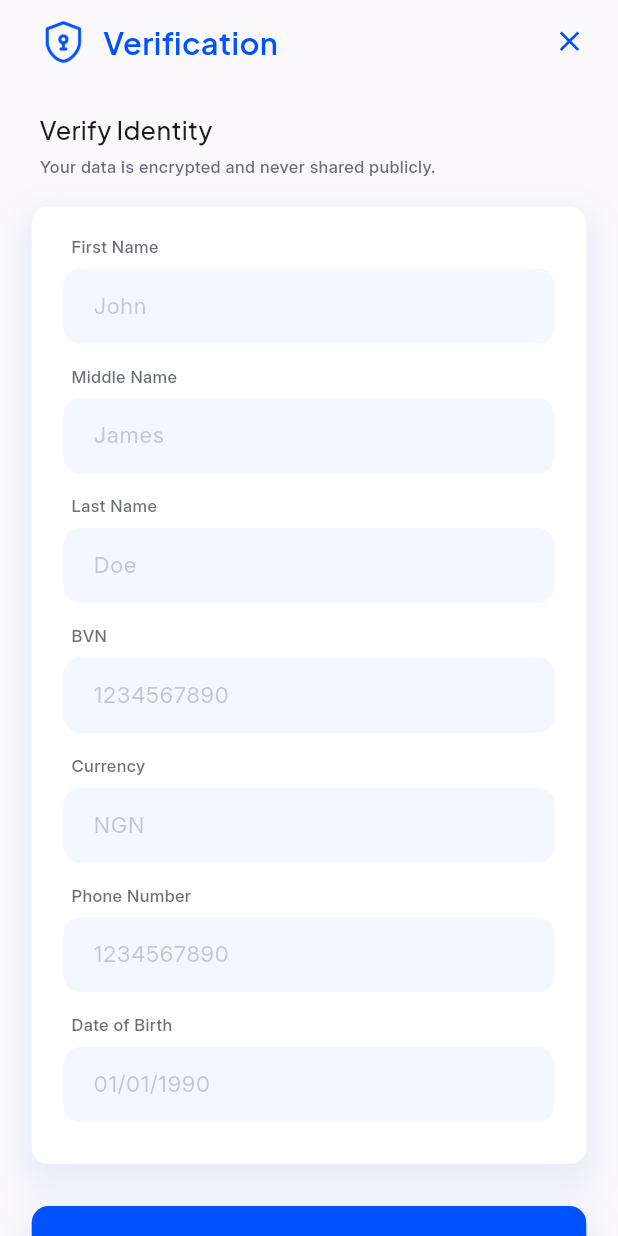
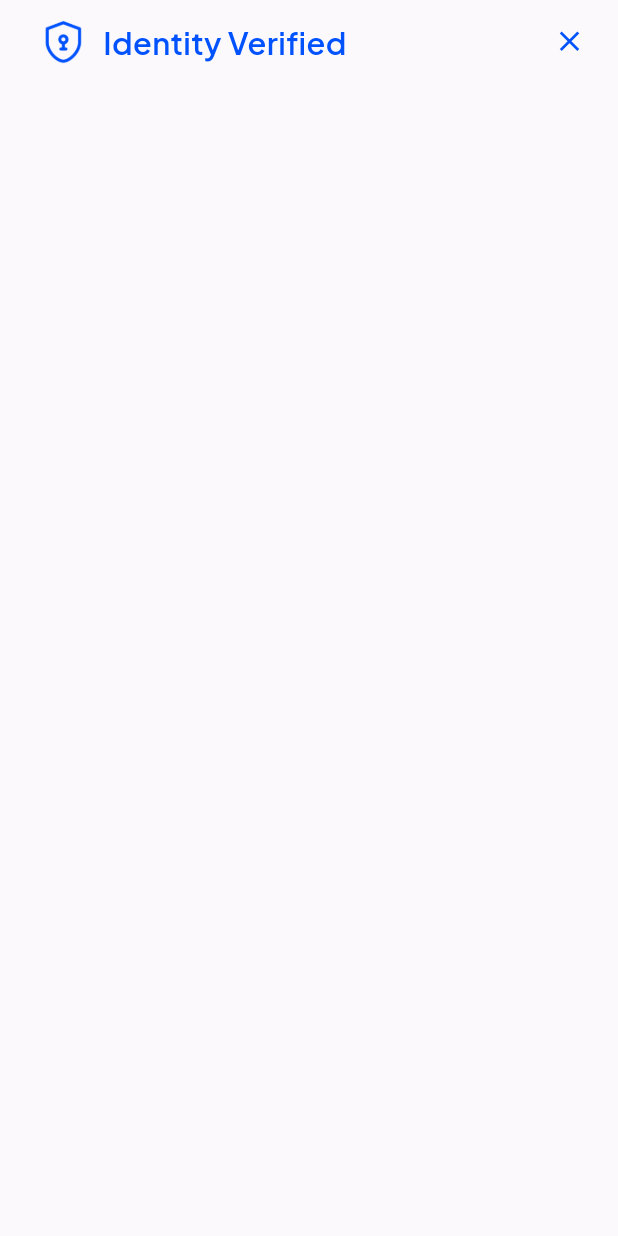
Before and after one commit to maverick0x/toropass, a Flutter app: the VerificationScreen screen opened by its route, after a tap on "Verify", on a phone screen of 412 x 824 dp. Run offline on Flutter 3.47's test engine with Material 3 defaults, Android fonts, the phone set to English and light mode, and no system bars; our stand-ins replace device_info_plus, dio, equatable, flutter_dotenv, flutter_riverpod, flutter_screenutil and 9 more; missing offline and left inert: freerasp, local_auth_android, local_auth_darwin, screen_protector; accounts and stored records are empty; generated files the repository leaves out were written again.

Commit message:
feat: Add permission and success screens with routing integration

```diff
--- a/apps/toropass_wallet/lib/core/config/router/routes.dart
+++ b/apps/toropass_wallet/lib/core/config/router/routes.dart
@@ -5,7 +5,9 @@ class AppRoutes {
   static const String SIGNIN_SCREEN = '/signin';
 
   static const String HOME_SCREEN = '/home';
+  static const String SUCCESS_SCREEN = '/success';
   static const String CONNECTION_SCREEN = '/connection';
+  static const String PERMISSION_SCREEN = '/permission';
   static const String VERIFICATION_SCREEN = '/verification';
 
   static const String SETTINGS_SCREEN = '/settings';
--- /dev/null
+++ b/apps/toropass_wallet/lib/features/home/presentation/screens/success.dart
@@ -0,0 +1,26 @@
+import 'package:flutter/material.dart';
+import 'package:flutter_riverpod/flutter_riverpod.dart';
+
+import '../../../../shared/app_bar.dart';
+
+class SuccessScreen extends ConsumerStatefulWidget {
+  const SuccessScreen({super.key});
+
+  @override
+  ConsumerState<SuccessScreen> createState() => _SuccessScreenState();
+}
+
+class _SuccessScreenState extends ConsumerState<SuccessScreen> {
+  @override
+  Widget build(BuildContext context) {
+    return Scaffold(
+      body: SafeArea(
+        child: Column(
+          mainAxisSize: .min,
+          crossAxisAlignment: .start,
+          children: [TopBar(title: "Identity Verified")],
+        ),
+      ),
+    );
+  }
+}
--- a/apps/toropass_wallet/lib/features/home/presentation/screens/verification.dart
+++ b/apps/toropass_wallet/lib/features/home/presentation/screens/verification.dart
@@ -1,7 +1,9 @@
 import 'package:flutter/material.dart';
 import 'package:flutter/services.dart';
 import 'package:flutter_riverpod/flutter_riverpod.dart';
+import 'package:go_router/go_router.dart';
 
+import '../../../../core/config/router/routes.dart';
 import '../../../../core/config/themes/colors.dart';
 import '../../../../core/config/themes/dimens.dart';
 import '../../../../core/config/themes/styles.dart';
@@ -171,7 +173,11 @@ class _VerificationScreenState extends ConsumerState<VerificationScreen> {
                     padding: EdgeInsets.symmetric(
                       horizontal: AppDimens.horizontalPadding,
                     ),
-                    child: AppButton(text: "Verify", callback: () async {}),
+                    child: AppButton(
+                      text: "Verify",
+                      callback: () =>
+                          context.pushNamed(AppRoutes.SUCCESS_SCREEN),
+                    ),
                   ),
                   30.verticalSpacer,
                   Align(
```
Also changed, not shown: apps/toropass_wallet/lib/core/config/router/router.dart (+12 -0 lines), apps/toropass_wallet/lib/features/home/presentation/screens/permission.dart (added, +26 -0 lines).
